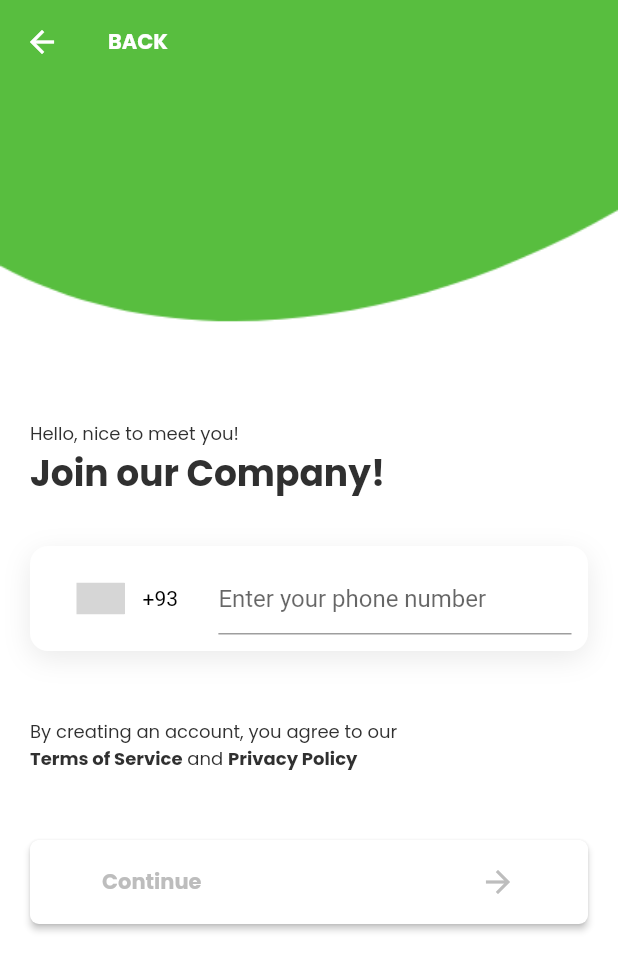
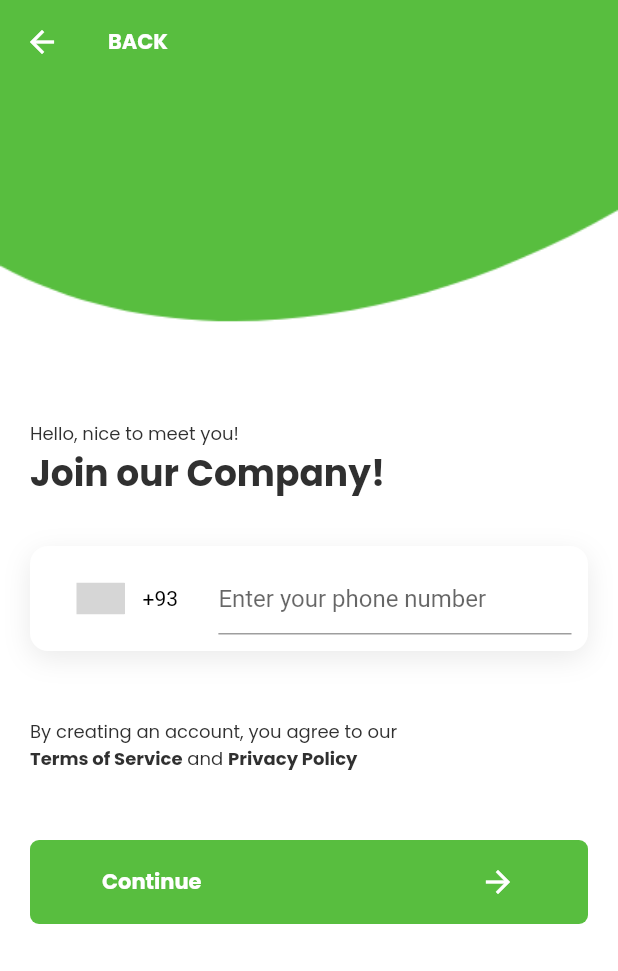
Before and after one commit to duchdtran/taxi_driver, a Flutter app: the SignUpScreen screen opened by its route, on a phone screen of 412 x 824 dp. Shown: the top 971 px of the screen. Run offline on Flutter 3.47's test engine with Material 2 defaults, Android fonts, the phone set to English and light mode, and no system bars; drawn by our look-alikes of intl_phone_number_input; our stand-ins replace flutter_multi_formatter, flutter_rating_bar, pin_code_fields; grey boxes are pictures that could not be loaded.

Commit message:
Refs #9: change button elevated to icon in sign up screen

```diff
--- a/lib/views/screens/sign_up/index.dart
+++ b/lib/views/screens/sign_up/index.dart
@@ -104,7 +104,7 @@ class SignUpScreen extends StatelessWidget {
   }
 
   Widget _buildContinueButton(BuildContext context, {VoidCallback onPress}) {
-    return AppButton.elevated(
+    return AppButton.icon(
       label: 'Continue',
       onPressed: onPress,
     );
```
